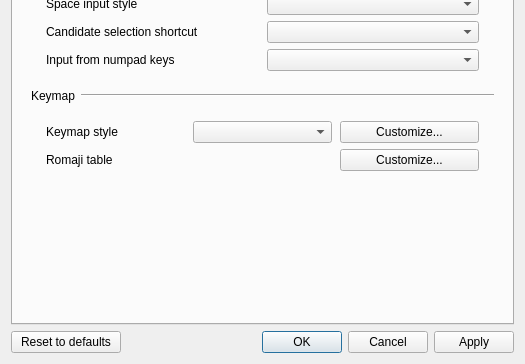
Old version of the form src/gui/config_dialog/config_dialog.ui in the repository koyasi777/mozkey; both pictures show x 0 to 525 and y 211 to 575 of the 525 by 575 pixel window.
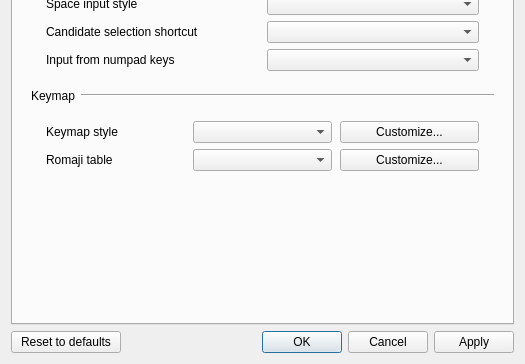
New version of the form. Custom widgets are drawn as their Qt base class.

Commit message: feat(config): add romaji presets and editor safeguards

```diff
--- a/src/gui/config_dialog/config_dialog.ui
+++ b/src/gui/config_dialog/config_dialog.ui
@@ -330,6 +330,9 @@
               </property>
              </widget>
             </item>
+            <item row="1" column="1">
+              <widget class="QComboBox" name="romanTablePresetComboBox"/>
+            </item>
             <item row="1" column="2">
              <widget class="QPushButton" name="editRomanTableButton">
               <property name="text">
```
The commit also changes 30 other files.
